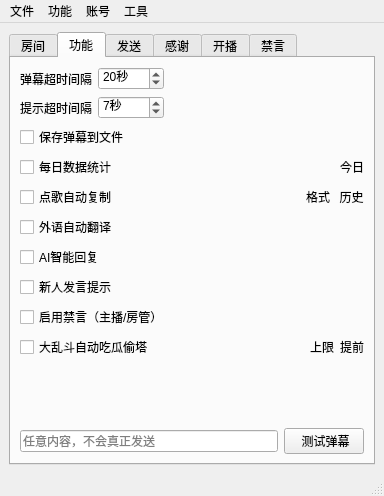
Before: the Qt Designer form mainwindow.ui in iwxyi/Bilibili-MagicalDanmaku, drawn with Qt 5.
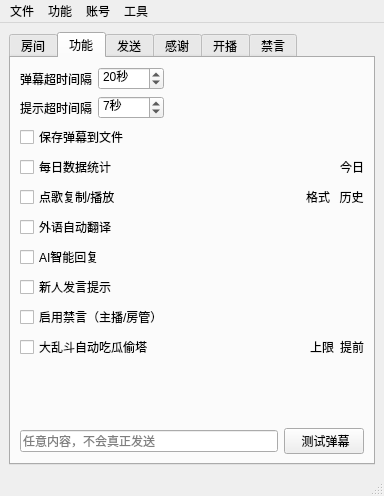
After: the same form once the commit is applied. The open tabs and pages were chosen to show the change.

Commit message: 添加点歌姬

```diff
--- a/mainwindow.ui
+++ b/mainwindow.ui
@@ -273,7 +273,7 @@
              <string>&lt;html&gt;&lt;head/&gt;&lt;body&gt;&lt;p&gt;点歌格式：点歌 歌名&lt;/p&gt;&lt;p&gt;自动复制歌名到剪贴板&lt;/p&gt;&lt;/body&gt;&lt;/html&gt;</string>
             </property>
             <property name="text">
-             <string>点歌自动复制</string>
+             <string>点歌复制/播放</string>
             </property>
            </widget>
           </item>
```
Left out of the diff: 12 changed lines with no effect on the pictures. The commit also changes 33 other files.
